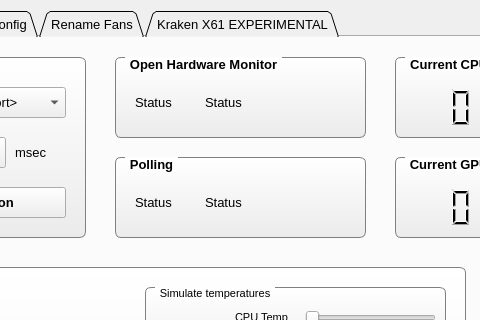
The window that grid-control/ui/mainwindow.ui (akej74/grid-control) describes before a commit, drawn with Qt 5; both pictures show x 238 to 718 and y 0 to 320 of the 1033 by 721 pixel window.
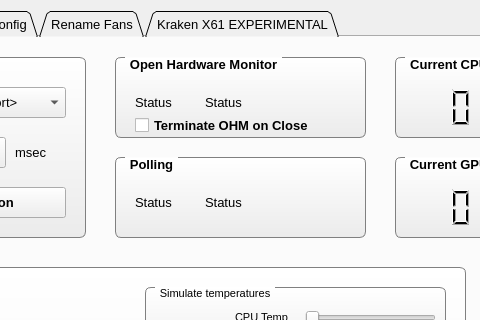
The same window after the commit. Icons and pictures are not drawn.

The edit to the form file:
```diff
--- a/grid-control/ui/mainwindow.ui
+++ b/grid-control/ui/mainwindow.ui
@@ -1758,6 +1758,25 @@
          <string>Status</string>
         </property>
        </widget>
+       <widget class="QCheckBox" name="checkBoxTerminateOhmOnClose">
+        <property name="geometry">
+         <rect>
+          <x>20</x>
+          <y>60</y>
+          <width>211</width>
+          <height>17</height>
+         </rect>
+        </property>
+        <property name="mouseTracking">
+         <bool>true</bool>
+        </property>
+        <property name="focusPolicy">
+         <enum>Qt::StrongFocus</enum>
+        </property>
+        <property name="text">
+         <string>Terminate OHM on Close</string>
+        </property>
+       </widget>
       </widget>
       <widget class="QGroupBox" name="groupBoxGridSetup">
        <property name="geometry">
```
Left out of the diff: 2 changed lines with no effect on the pictures.
